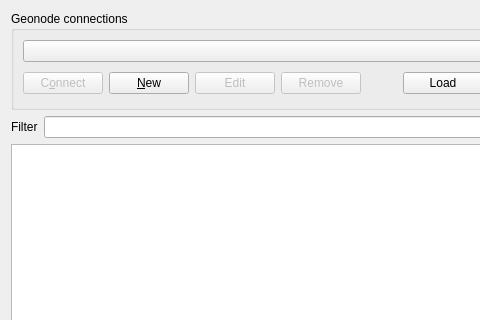
Qt form src/ui/qgsgeonodesourceselectbase.ui (qgis/QGIS) before a commit; both pictures show x 0 to 480 and y 0 to 320 of the 592 by 439 pixel window.
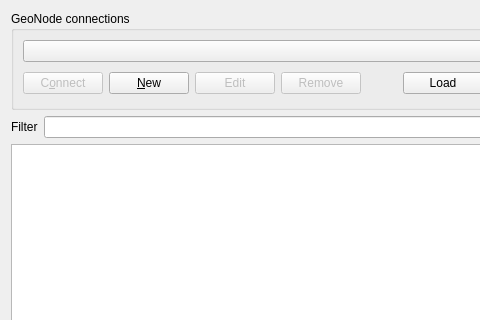
The same form after that commit.

Patch:
```diff
--- a/src/ui/qgsgeonodesourceselectbase.ui
+++ b/src/ui/qgsgeonodesourceselectbase.ui
@@ -17,7 +17,7 @@
    <item row="0" column="0">
     <widget class="QGroupBox" name="GroupBox1">
      <property name="title">
-      <string>Geonode connections</string>
+      <string>GeoNode connections</string>
      </property>
      <layout class="QGridLayout" name="gridLayout_2">
       <item row="0" column="0">
```
Left out of the diff: 2 changed lines with no effect on the pictures.
